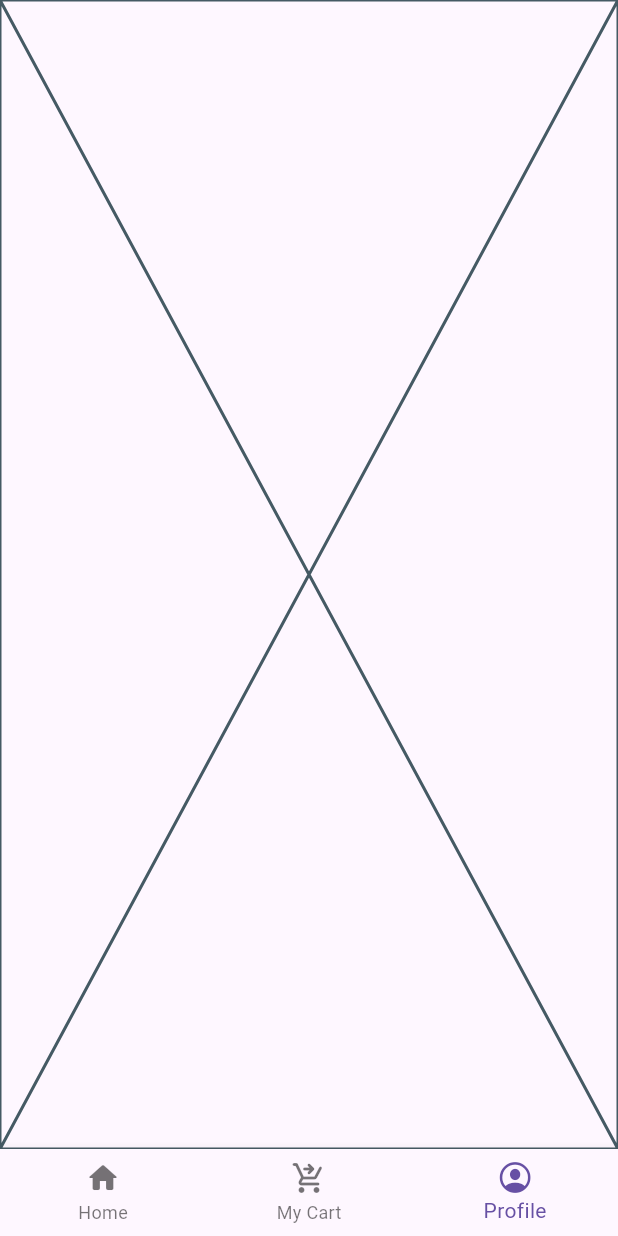
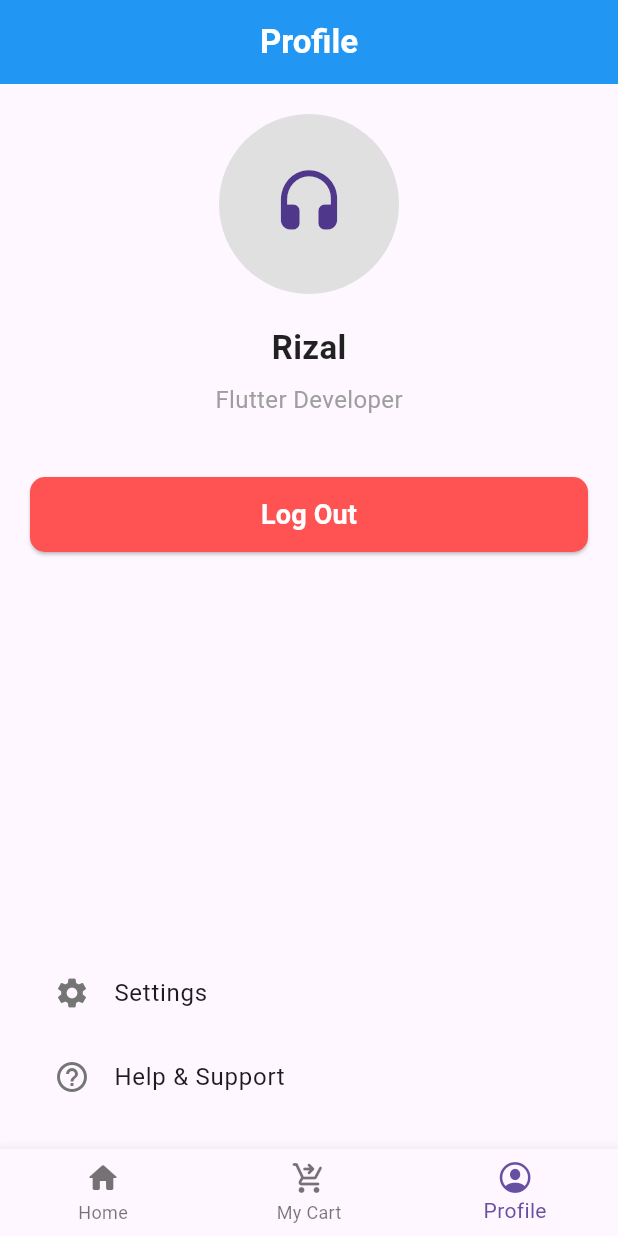
Before and after one commit to ForcesR2N/e-commerce-project, a Flutter app: the screen it shows after launch, item 3 of the bottom bar chosen, on a phone screen of 412 x 824 dp. Run offline on Flutter 3.47's test engine with Material 3 defaults, Android fonts, the light colour scheme and no system bars; our stand-ins replace get; network calls fail.

Commit message:
profile page done

```diff
--- a/lib/main.dart
+++ b/lib/main.dart
@@ -1,4 +1,3 @@
-import 'package:e_commerce_project/pages/home.dart';
 import 'package:e_commerce_project/pages/home_page.dart';
 import 'package:e_commerce_project/pages/login_or_register_page.dart';
 import 'package:flutter/material.dart';
@@ -13,6 +12,13 @@ class MyApp extends StatelessWidget {
 
   @override
   Widget build(BuildContext context) {
-    return GetMaterialApp(debugShowCheckedModeBanner: false, home: HomePage());
+    return GetMaterialApp(
+      debugShowCheckedModeBanner: false,
+      initialRoute: '/homePage',
+      getPages: [
+        GetPage(name: '/login', page: () => const LoginOrRegisterPage()),
+        GetPage(name: '/homePage', page: () => const HomePage()),
+      ],
+    );
   }
 }
--- a/lib/pages/home.dart
+++ b/lib/pages/home.dart
@@ -1,6 +1,5 @@
 import 'package:e_commerce_project/component/my_color.dart';
 import 'package:e_commerce_project/controller/selected_product.dart';
-import 'package:e_commerce_project/models/items.dart';
 import 'package:e_commerce_project/models/items_display.dart';
 import 'package:e_commerce_project/service/get_controller.dart';
 import 'package:e_commerce_project/widget/image_slider.dart';
--- a/lib/pages/home_page.dart
+++ b/lib/pages/home_page.dart
@@ -17,7 +17,9 @@ class HomePage extends StatelessWidget {
     final List<Widget> menus = [
       Home(),
       CartPage(),
-      ProfilePage(),
+      ProfilePage(
+        username: 'Rizal',
+      ),
     ];
 
     return Obx(
--- a/lib/pages/profile_page.dart
+++ b/lib/pages/profile_page.dart
@@ -1,10 +1,94 @@
 import 'package:flutter/material.dart';
+import 'package:get/get.dart';
 
 class ProfilePage extends StatelessWidget {
-  const ProfilePage({super.key});
+  final String username;
+
+  const ProfilePage({
+    super.key,
+    required this.username,
+  });
 
   @override
   Widget build(BuildContext context) {
-    return const Placeholder();
+    return Scaffold(
+      appBar: AppBar(
+        elevation: 0,
+        backgroundColor: Colors.blue,
+        title: const Text(
+          "Profile",
+          style: TextStyle(fontWeight: FontWeight.bold, color: Colors.white),
+        ),
+        centerTitle: true,
+      ),
+      body: Padding(
+        padding: const EdgeInsets.all(20.0),
+        child: Column(
+          crossAxisAlignment: CrossAxisAlignment.center,
+          children: [
+            CircleAvatar(
+              radius: 60,
+              backgroundColor: Colors.grey[300],
+              child: Icon(
+                Icons.headset_rounded,
+                size: 50,
+              ),
+            ),
+            const SizedBox(height: 20),
+            Text(
+              username,
+              style: const TextStyle(
+                fontSize: 22,
+                fontWeight: FontWeight.bold,
+                color: Colors.black87,
+              ),
+            ),
+            const SizedBox(height: 8),
+            const Text(
+              "Flutter Developer",
+              style: TextStyle(
+                fontSize: 16,
+                color: Colors.grey,
+              ),
+            ),
+            const SizedBox(height: 40),
+            SizedBox(
+              width: double.infinity,
+              height: 50,
+              child: ElevatedButton(
+                onPressed: () {
+                  Get.offAllNamed('/login');
+                },
+                style: ElevatedButton.styleFrom(
+                  backgroundColor: Colors.redAccent,
+                  shape: RoundedRectangleBorder(
+                    borderRadius: BorderRadius.circular(10),
+                  ),
+                ),
+                child: const Text(
+                  "Log Out",
+                  style: TextStyle(
+                    fontSize: 18,
+                    color: Colors.white,
+                    fontWeight: FontWeight.bold,
+                  ),
+                ),
+              ),
+            ),
+            const Spacer(),
+            ListTile(
+              leading: Icon(Icons.settings, color: Colors.grey[600]),
+              title: const Text("Settings"),
+              onTap: () {},
+            ),
+            ListTile(
+              leading: Icon(Icons.help_outline, color: Colors.grey[600]),
+              title: const Text("Help & Support"),
+              onTap: () {},
+            ),
+          ],
+        ),
+      ),
+    );
   }
 }
```
Also changed, not shown: lib/models/items_display.dart (+3 -11 lines), lib/pages/cart_page.dart (+7 -2 lines), lib/pages/login_or_register_page.dart (+83 -7 lines), lib/pages/login_page.dart (added, +37 -0 lines), lib/widget/confimation_purchase.dart (+23 -12 lines).
